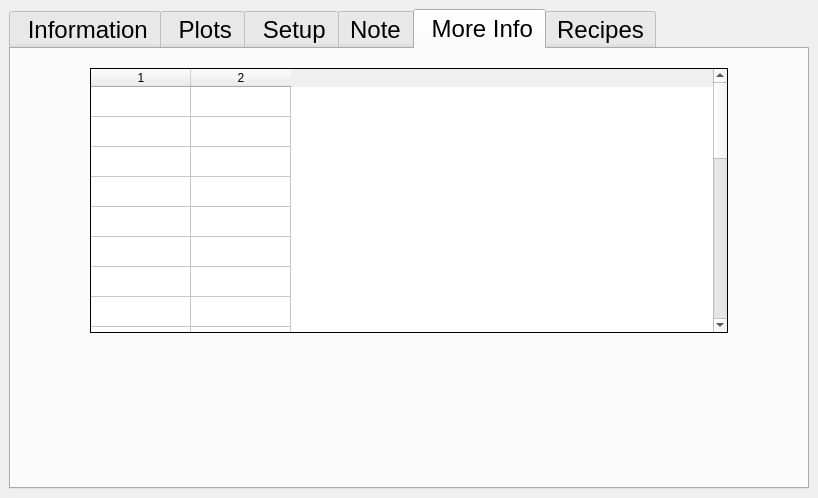
The window that ddh/gui/designer_main.ui (LowellInstruments/ddh_old) describes before a commit, drawn with Qt 5.
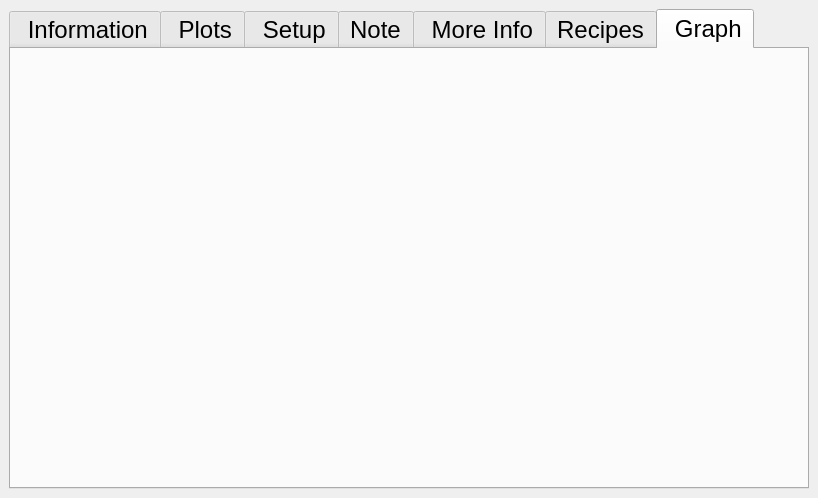
The same window after the commit. Icons and pictures are not drawn.

Commit message: integrating graph

The edit to the form file:
```diff
--- a/ddh/gui/designer_main.ui
+++ b/ddh/gui/designer_main.ui
@@ -41,7 +41,7 @@
        </font>
       </property>
       <property name="currentIndex">
-       <number>4</number>
+       <number>6</number>
       </property>
       <widget class="QWidget" name="tab">
        <property name="sizePolicy">
@@ -1473,6 +1473,19 @@
         </item>
        </layout>
       </widget>
+      <widget class="QWidget" name="tab_graph">
+       <attribute name="title">
+        <string> Graph</string>
+       </attribute>
+       <layout class="QVBoxLayout" name="verticalLayout_7" stretch="1,8">
+        <item>
+         <layout class="QHBoxLayout" name="horizontalLayout_15"/>
+        </item>
+        <item>
+         <layout class="QHBoxLayout" name="horizontalLayout_16"/>
+        </item>
+       </layout>
+      </widget>
      </widget>
     </item>
    </layout>
```
The commit also changes 3 other files.
